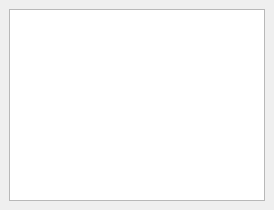
Old version of the form apps/opencs/views/filter/filtertree.ui in the repository zinnschlag/openmw.
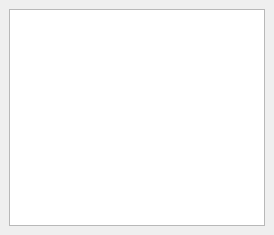
New version of the form.

```diff
--- a/apps/opencs/views/filter/filtertree.ui
+++ b/apps/opencs/views/filter/filtertree.ui
@@ -2,6 +2,14 @@
 <ui version="4.0">
  <class>FilterTree</class>
  <widget class="QDockWidget" name="FilterTree">
+  <property name="geometry">
+   <rect>
+    <x>0</x>
+    <y>0</y>
+    <width>274</width>
+    <height>235</height>
+   </rect>
+  </property>
   <property name="features">
    <set>QDockWidget::AllDockWidgetFeatures</set>
   </property>
```
Left out of the diff: 3 changed lines with no effect on the pictures.
